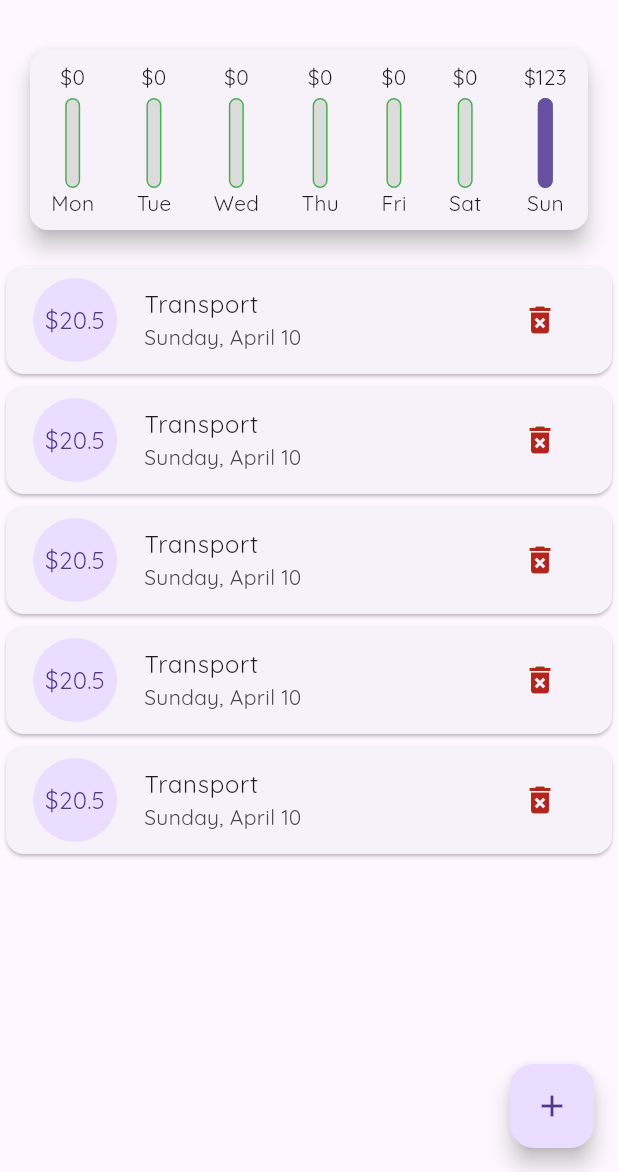
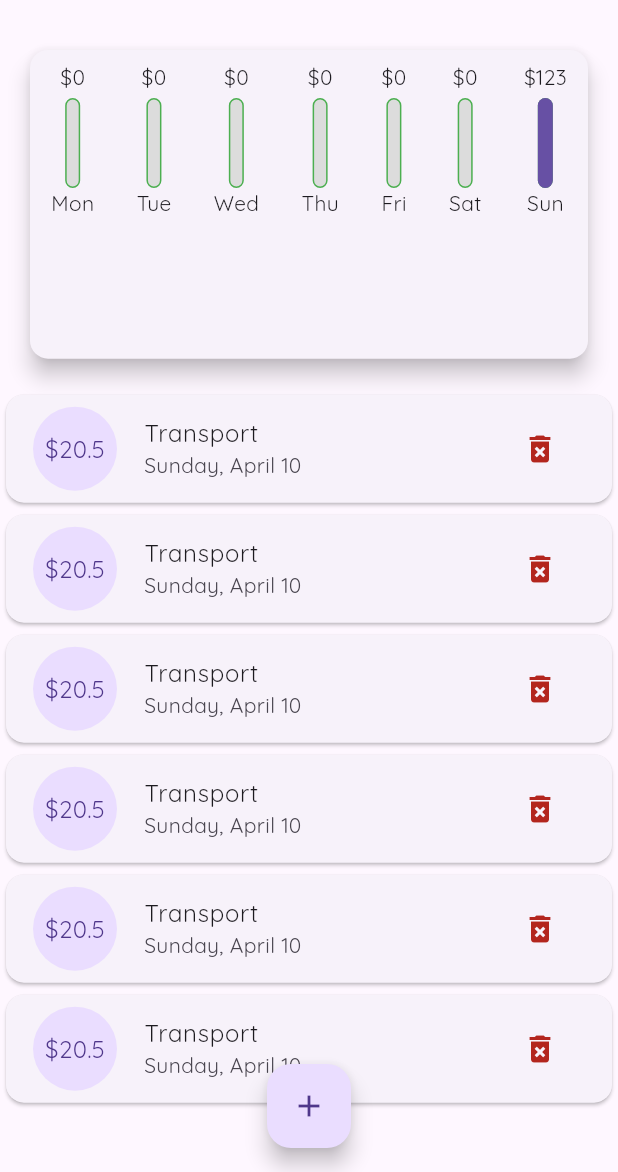
Before and after one commit to HassanMohammed1997/Personal-Expenses-Flutter-App, a Flutter app: the screen it shows after launch, after a tap on the "delete forever" icon, on a phone screen of 412 x 824 dp, the part 64-1236 px from its top. Run offline on Flutter 3.47's test engine with Material 2 defaults, Android fonts, the phone set to English and light mode, and no system bars.

Commit message:
calculating sizes dynamically using MediaQuery

```diff
--- a/lib/main.dart
+++ b/lib/main.dart
@@ -86,8 +86,7 @@ class _MyHomePageState extends State<MyHomePage> {
 
   @override
   Widget build(BuildContext context) {
-    return Scaffold(
-      appBar: AppBar(
+    final appBar = AppBar(
       title: const Text(
         "Personal Expenses",
         style: TextStyle(fontFamily: 'Opensans'),
@@ -98,13 +97,24 @@ class _MyHomePageState extends State<MyHomePage> {
           icon: const Icon(Icons.add),
         ),
       ],
-      ),
+    );
+    return Scaffold(
+      appBar: appBar,
       body: SingleChildScrollView(
         child: Column(
           mainAxisAlignment: MainAxisAlignment.start,
           children: [
-            ChartWidget(recentTransactions: _recentTransaction),
-            TransactionList(_transactions, _removeTransaction),
+            SizedBox(
+                height: (MediaQuery.of(context).size.height -
+                        appBar.preferredSize.height -
+                        MediaQuery.of(context).padding.top) *
+                    0.32,
+                child: ChartWidget(recentTransactions: _recentTransaction)),
+            SizedBox(
+                height: (MediaQuery.of(context).size.height -
+                    appBar.preferredSize.height -
+                    MediaQuery.of(context).padding.top) * 0.7,
+                child: TransactionList(_transactions, _removeTransaction)),
           ],
         ),
       ),
@@ -114,7 +124,7 @@ class _MyHomePageState extends State<MyHomePage> {
         isExtended: true,
         child: const Icon(Icons.add),
       ),
-      floatingActionButtonLocation: FloatingActionButtonLocation.endFloat,
+      floatingActionButtonLocation: FloatingActionButtonLocation.centerFloat,
     );
   }
 }
```
Lines whose indentation alone changed are shown as unchanged.
